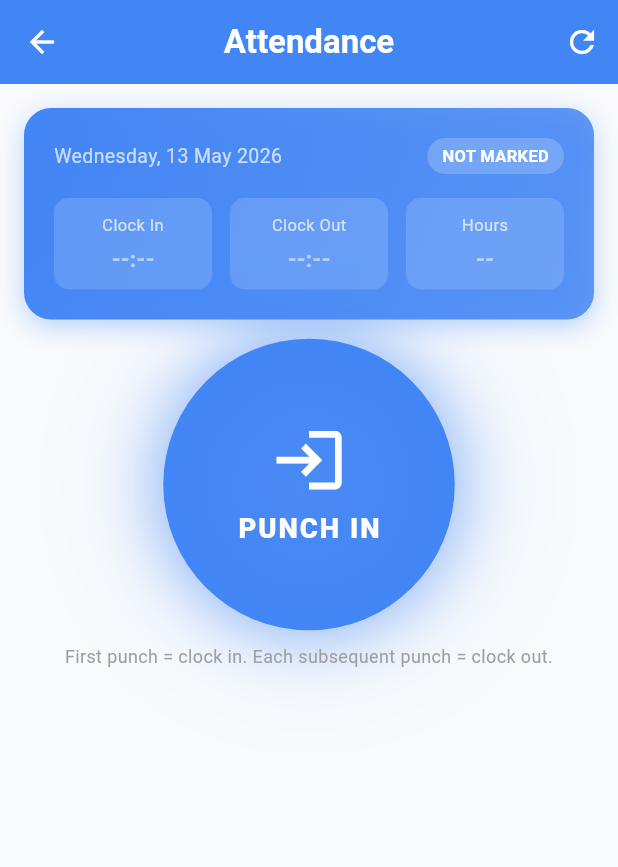
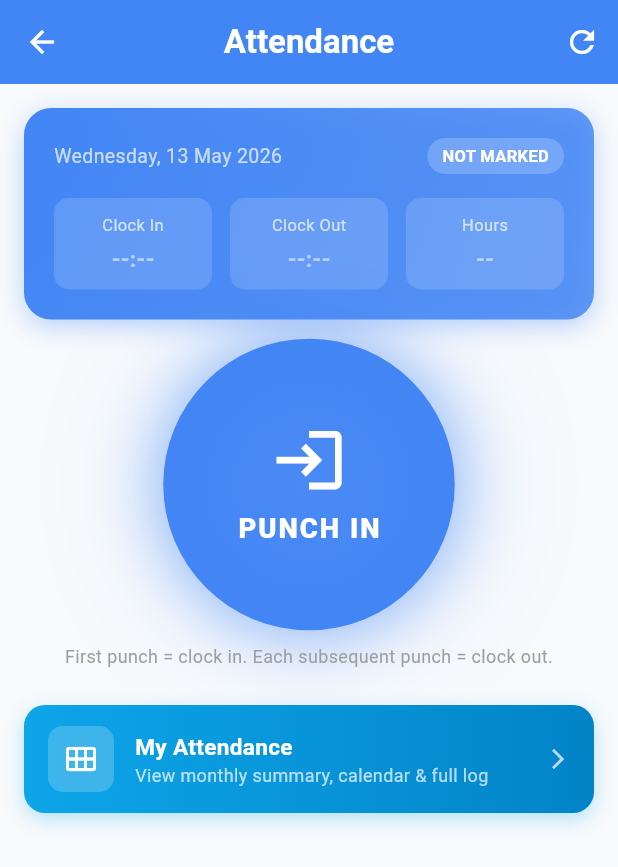
Before and after one commit to NEERAAJ0711/hrms-pro, a Flutter app: the AttendanceScreen screen opened directly, on a phone screen of 412 x 824 dp. Shown: the top 867 px of the screen. Run offline on Flutter 3.47's test engine with Material 3 defaults, Android fonts, the phone set to English and light mode, and no system bars; our stand-ins replace camera, dio, flutter_secure_storage, geolocator, image_picker, pdf and 1 more; missing offline and left inert: google_mlkit_face_detection; accounts and stored records are empty; network calls fail.

Commit message:
feat: add My Attendance shortcut to Attendance tab and Dashboard

```diff
--- a/flutter_app/lib/features/attendance/attendance_screen.dart
+++ b/flutter_app/lib/features/attendance/attendance_screen.dart
@@ -9,6 +9,7 @@ import 'package:intl/intl.dart';
 import '../../core/api_client.dart';
 import '../../core/theme.dart';
 import 'face_capture_screen.dart';
+import 'my_attendance_screen.dart';
 
 // ─── Step states ────────────────────────────────────────────────────────────
 enum PunchStepState { pending, running, done, failed }
@@ -483,13 +484,44 @@ class _AttendanceScreenState extends State<AttendanceScreen> with SingleTickerPr
     ]),
   );
 
+  // ── My Attendance banner ───────────────────────────────────────────────────
+  Widget _myAttendanceBanner() {
+    return GestureDetector(
+      onTap: () => Navigator.push(context, MaterialPageRoute(builder: (_) => const MyAttendanceScreen())),
+      child: Container(
+        margin: const EdgeInsets.only(bottom: 20),
+        padding: const EdgeInsets.symmetric(horizontal: 16, vertical: 14),
+        decoration: BoxDecoration(
+          gradient: LinearGradient(colors: [const Color(0xFF0EA5E9), const Color(0xFF0284C7)], begin: Alignment.centerLeft, end: Alignment.centerRight),
+          borderRadius: BorderRadius.circular(14),
+          boxShadow: [BoxShadow(color: const Color(0xFF0EA5E9).withOpacity(0.3), blurRadius: 10, offset: const Offset(0, 4))],
+        ),
+        child: Row(children: [
+          Container(
+            padding: const EdgeInsets.all(10),
+            decoration: BoxDecoration(color: Colors.white.withOpacity(0.2), borderRadius: BorderRadius.circular(10)),
+            child: const Icon(Icons.calendar_view_month, color: Colors.white, size: 24),
+          ),
+          const SizedBox(width: 14),
+          const Expanded(child: Column(crossAxisAlignment: CrossAxisAlignment.start, children: [
+            Text('My Attendance', style: TextStyle(color: Colors.white, fontSize: 15, fontWeight: FontWeight.bold)),
+            Text('View monthly summary, calendar & full log', style: TextStyle(color: Colors.white70, fontSize: 12)),
+          ])),
+          const Icon(Icons.arrow_forward_ios, color: Colors.white70, size: 16),
+        ]),
+      ),
+    );
+  }
+
   // ── History section ────────────────────────────────────────────────────────
   Widget _historySection() {
-    if (_history.isEmpty) return const SizedBox.shrink();
     return Column(crossAxisAlignment: CrossAxisAlignment.start, children: [
-      const Text('This Month', style: TextStyle(fontSize: 16, fontWeight: FontWeight.bold)),
-      const SizedBox(height: 10),
-      ..._history.take(15).map((e) => _historyRow(e as Map<String, dynamic>)).toList(),
+      _myAttendanceBanner(),
+      if (_history.isNotEmpty) ...[
+        const Text('This Month', style: TextStyle(fontSize: 16, fontWeight: FontWeight.bold)),
+        const SizedBox(height: 10),
+        ..._history.take(15).map((e) => _historyRow(e as Map<String, dynamic>)).toList(),
+      ],
     ]);
   }
 
```
